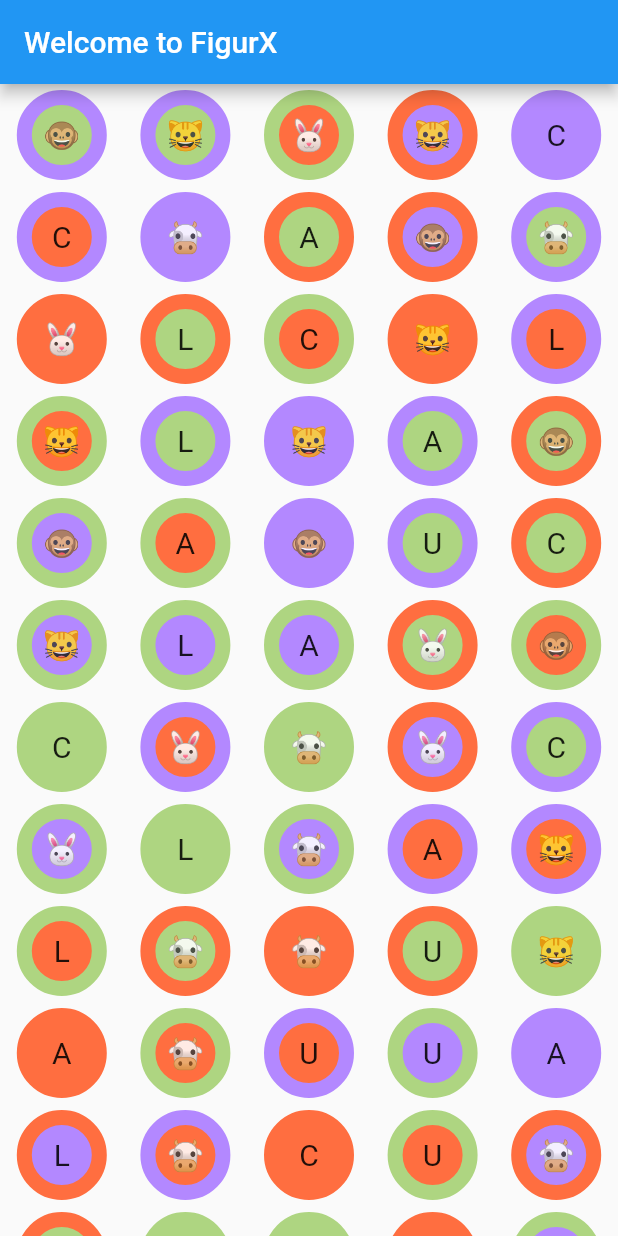
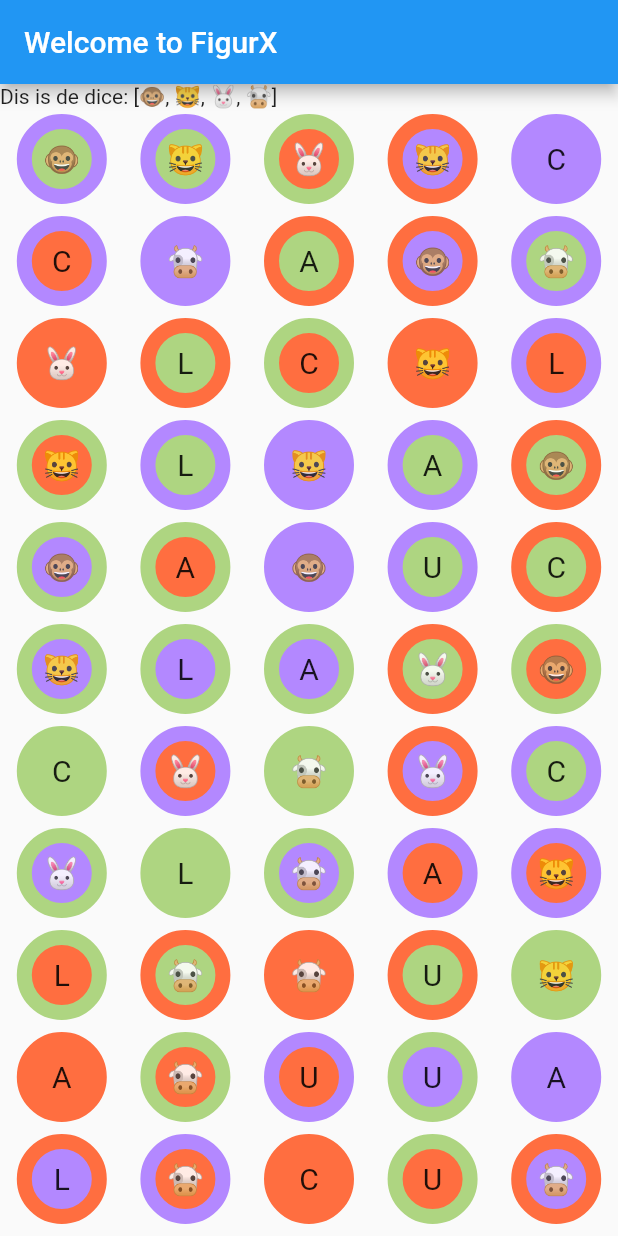
Before and after one commit to balintsera/figurx, a Flutter app: the screen it shows after launch, on a phone screen of 412 x 824 dp. Run offline on Flutter 3.47's test engine with Material 2 defaults, Android fonts, the phone set to English and light mode, and no system bars.

Commit message:
dice view added to game board

```diff
--- a/lib/view/board.dart
+++ b/lib/view/board.dart
@@ -2,15 +2,19 @@ import 'package:flutter/material.dart';
 import 'game.dart';
 import '../service/board_layout.dart';
 import 'figure_view.dart';
+import './dice_view.dart';
 import '../entity/figure.dart';
 
 class Board extends State<Game> {
   int numRows = 5;
+
   @override
   Widget build(BuildContext context) {
     final layout = new BoardLayout.withDefaults();
     List<Figure> randomlyOrdered = layout.randomSubSet(layout.allPermutations.length);
     List<Row> rows = [];
+    // add dice first
+    rows.add(new Row(children: [new DiceView()]));
     // Add figures by three to widgets
     for (var i = numRows; i <= randomlyOrdered.length; i += numRows) {
       var threeFig = randomlyOrdered.getRange(i - numRows, i).toList();
--- a/lib/view/dice.dart
+++ b/lib/view/dice_view.dart
@@ -1,7 +1,7 @@
 import 'package:flutter/material.dart';
 import '../service/dice_service.dart';
 
-class Dice extends StatelessWidget {
+class DiceView extends StatelessWidget {
 
   final String monkey = '\u{1f435}';
   final String cat = '\u{1f431}';
```
